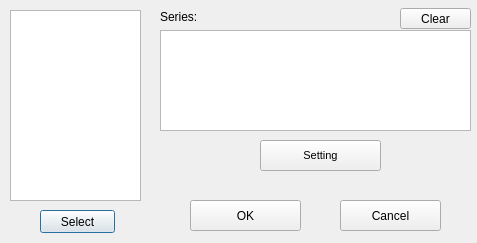
This is general_plot_window.ui in cph560/Minitab as Qt 5 draws it before an edit. The edited form follows.
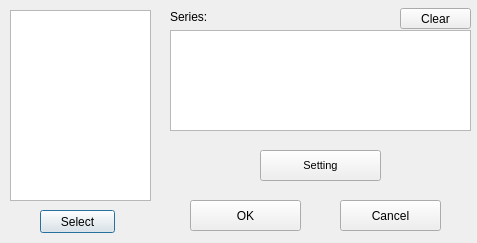
This is the edited form.

```diff
--- a/general_plot_window.ui
+++ b/general_plot_window.ui
@@ -18,7 +18,7 @@
     <rect>
      <x>10</x>
      <y>10</y>
-     <width>131</width>
+     <width>141</width>
      <height>191</height>
     </rect>
    </property>
@@ -68,7 +68,7 @@
   <widget class="QLabel" name="label">
    <property name="geometry">
     <rect>
-     <x>160</x>
+     <x>170</x>
      <y>10</y>
      <width>47</width>
      <height>13</height>
@@ -81,9 +81,9 @@
   <widget class="QTextEdit" name="text_input">
    <property name="geometry">
     <rect>
-     <x>160</x>
+     <x>170</x>
      <y>30</y>
-     <width>311</width>
+     <width>301</width>
      <height>101</height>
     </rect>
    </property>
@@ -105,7 +105,7 @@
    <property name="geometry">
     <rect>
      <x>260</x>
-     <y>140</y>
+     <y>150</y>
      <width>121</width>
      <height>31</height>
     </rect>
```
